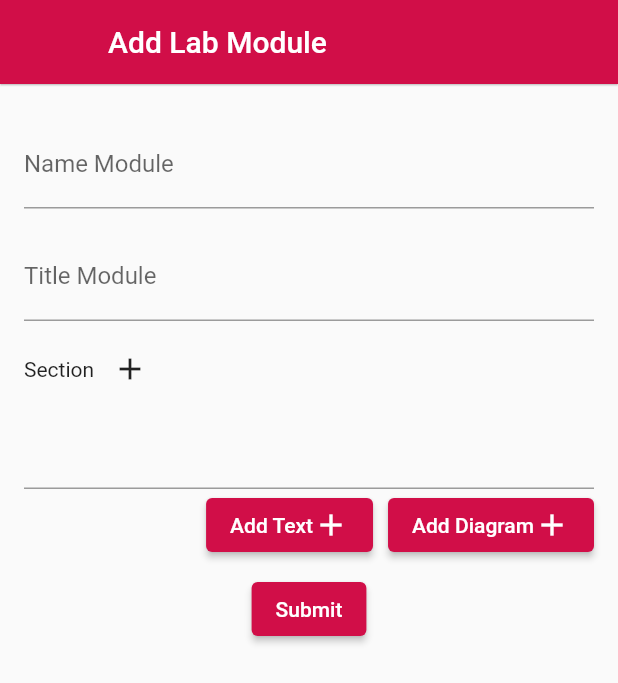
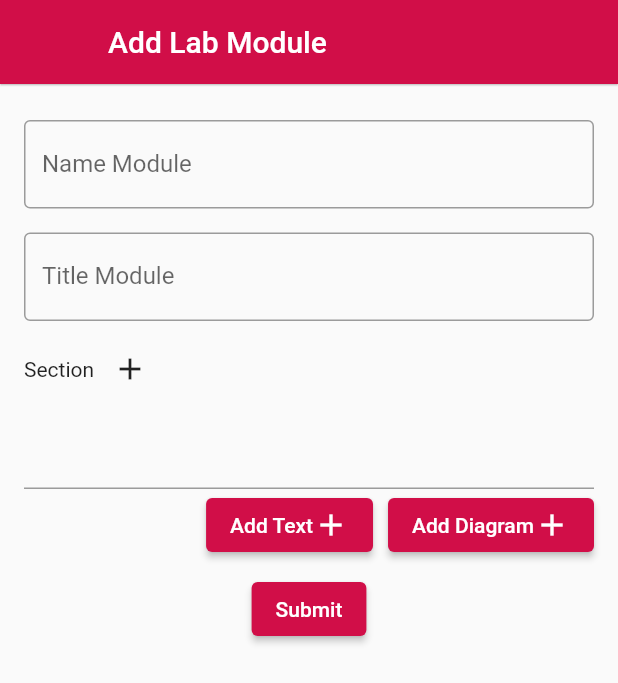
Before and after one commit to HuwaidaWai/UNIMYEngineeringLab, a Flutter app: the AddLabModule screen opened directly with empty values, on a phone screen of 412 x 824 dp. Shown: the top 683 px of the screen. Run offline on Flutter 3.47's test engine with Material 2 defaults, Android fonts, the phone set to English and light mode, and no system bars; our stand-ins replace cloud_firestore, file_picker, firebase_auth, firebase_core, firebase_messaging, firebase_storage and 6 more; missing offline and left inert: flutter_beacon; accounts and stored records are empty.

Commit message:
ui update

```diff
--- a/lib/view/beacon_view/add_lab_module.dart
+++ b/lib/view/beacon_view/add_lab_module.dart
@@ -251,7 +251,10 @@ class _AddLabModuleState extends State<AddLabModule> {
             child: TextFormField(
               controller: controller,
               maxLines: isDescription ? null : 1,
-              decoration: InputDecoration(label: Text(label)),
+              decoration: InputDecoration(
+                  label: Text(label),
+                  border: const OutlineInputBorder(
+                      borderSide: BorderSide(width: 1.0))),
             ),
           ),
         ],
```
Also changed, not shown: lib/main.dart (+6 -4 lines).
